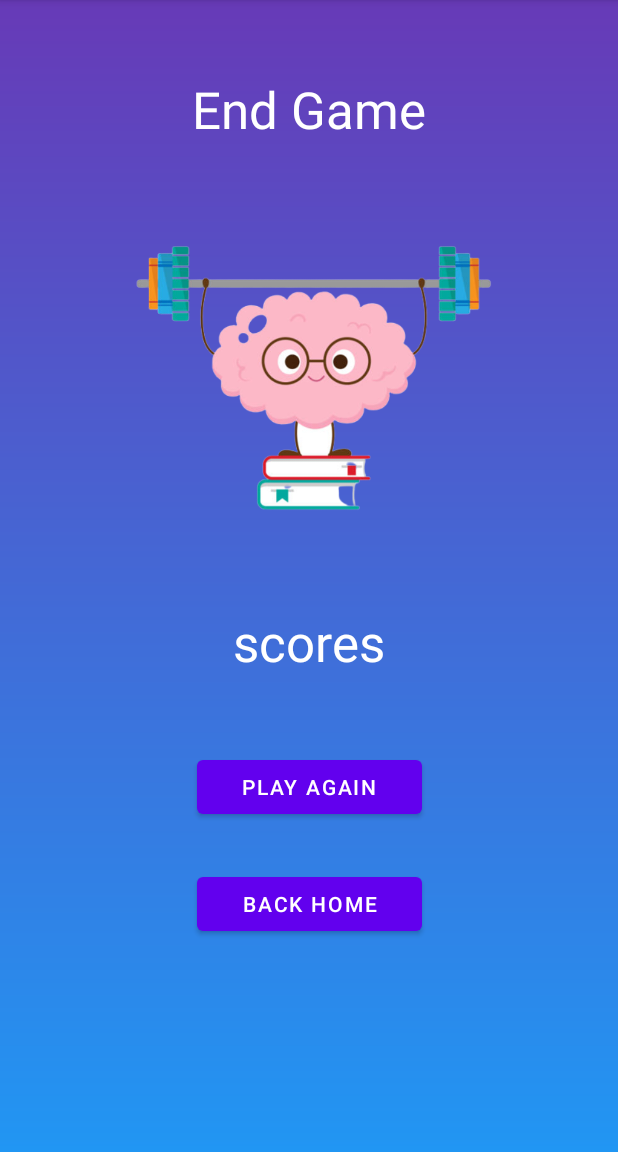
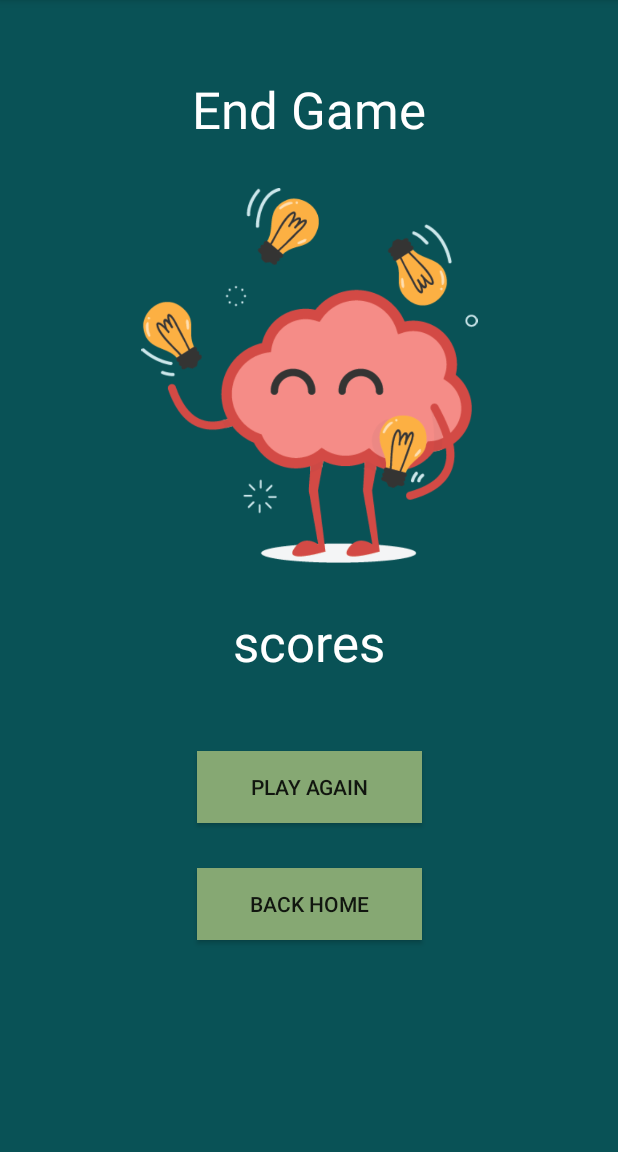
Before and after one commit to mtrhorange/ActiveMind, an Android app: the EndNumberGameActivity screen opened directly, with no data from a screen before it, on a phone screen of 412 x 824 dp, the part 84-1236 px from its top. Run offline under Robolectric (Android 15) with nearby library versions, the phone set to English and light mode, and no system bars.

Commit message:
add color palette

```diff
--- a/app/src/main/res/layout/activity_end_number_game.xml
+++ b/app/src/main/res/layout/activity_end_number_game.xml
@@ -4,7 +4,7 @@
     xmlns:tools="http://schemas.android.com/tools"
     android:layout_width="match_parent"
     android:layout_height="match_parent"
-    android:background="@drawable/background"
+    android:background="@color/black_blue_1"
     tools:context=".games.EndNumberGameActivity">
 
     <TextView
@@ -27,7 +27,7 @@
         app:layout_constraintEnd_toEndOf="parent"
         app:layout_constraintStart_toStartOf="parent"
         app:layout_constraintTop_toBottomOf="@+id/endGameBox"
-        app:srcCompat="@drawable/brain_training" />
+        app:srcCompat="@drawable/brain_sequence" />
 
     <TextView
         android:id="@+id/scoreBox"
@@ -41,21 +41,23 @@
         app:layout_constraintStart_toStartOf="parent"
         app:layout_constraintTop_toBottomOf="@+id/endGameImage" />
 
-    <Button
+    <androidx.appcompat.widget.AppCompatButton
         android:id="@+id/playAgainBtn"
         android:layout_width="150dp"
         android:layout_height="wrap_content"
         android:layout_marginTop="50dp"
+        android:background="@color/green_1"
         android:text="Play Again"
         app:layout_constraintEnd_toEndOf="parent"
         app:layout_constraintStart_toStartOf="parent"
         app:layout_constraintTop_toBottomOf="@+id/scoreBox" />
 
-    <Button
+    <androidx.appcompat.widget.AppCompatButton
         android:id="@+id/backBtn2"
         android:layout_width="150dp"
         android:layout_height="wrap_content"
         android:layout_marginTop="30dp"
+        android:background="@color/green_1"
         android:text="Back Home"
         app:layout_constraintEnd_toEndOf="parent"
         app:layout_constraintStart_toStartOf="parent"
--- a/app/src/main/res/layout/activity_main.xml
+++ b/app/src/main/res/layout/activity_main.xml
@@ -58,7 +58,7 @@
         android:id="@+id/bottomBar"
         android:layout_width="match_parent"
         android:layout_height="70dp"
-        app:backgroundColor="@color/colorBlue"
+        app:backgroundColor="@color/blue_1"
         app:layout_constraintBottom_toBottomOf="parent"
         app:layout_constraintEnd_toEndOf="parent"
         app:layout_constraintStart_toStartOf="parent"
--- a/app/src/main/res/layout/activity_sequence_memory.xml
+++ b/app/src/main/res/layout/activity_sequence_memory.xml
@@ -4,7 +4,7 @@
     xmlns:tools="http://schemas.android.com/tools"
     android:layout_width="match_parent"
     android:layout_height="match_parent"
-    android:background="@drawable/background"
+    android:background="@color/black_blue_1"
     tools:context=".games.SequenceMemoryActivity">
 
     <View
--- a/app/src/main/res/values/styles.xml
+++ b/app/src/main/res/values/styles.xml
@@ -4,4 +4,7 @@
         <item name="android:background">@color/black_overlay</item>
         <item name="android:buttonBarStyle">?android:attr/buttonBarStyle</item>
     </style>
+    <style name="Button.Green" parent="ThemeOverlay.AppCompat">
+        <item name="colorAccent">@color/green_1</item>
+    </style>
 </resources>
```
Also changed, not shown: app/src/main/res/layout/activity_end_sequence.xml (+5 -3 lines), app/src/main/res/layout/activity_end_word.xml (+6 -4 lines), app/src/main/res/layout/activity_number_memory.xml (+5 -3 lines), app/src/main/res/menu/menu_bottom.xml (+4 -4 lines), app/src/main/res/values/colors.xml (+12 -0 lines), app/src/main/res/drawable/history_re.png (added), app/src/main/res/drawable/home_re.png (added), app/src/main/res/drawable/profile_re.png (added), app/src/main/res/drawable/stats_re.png (added).
